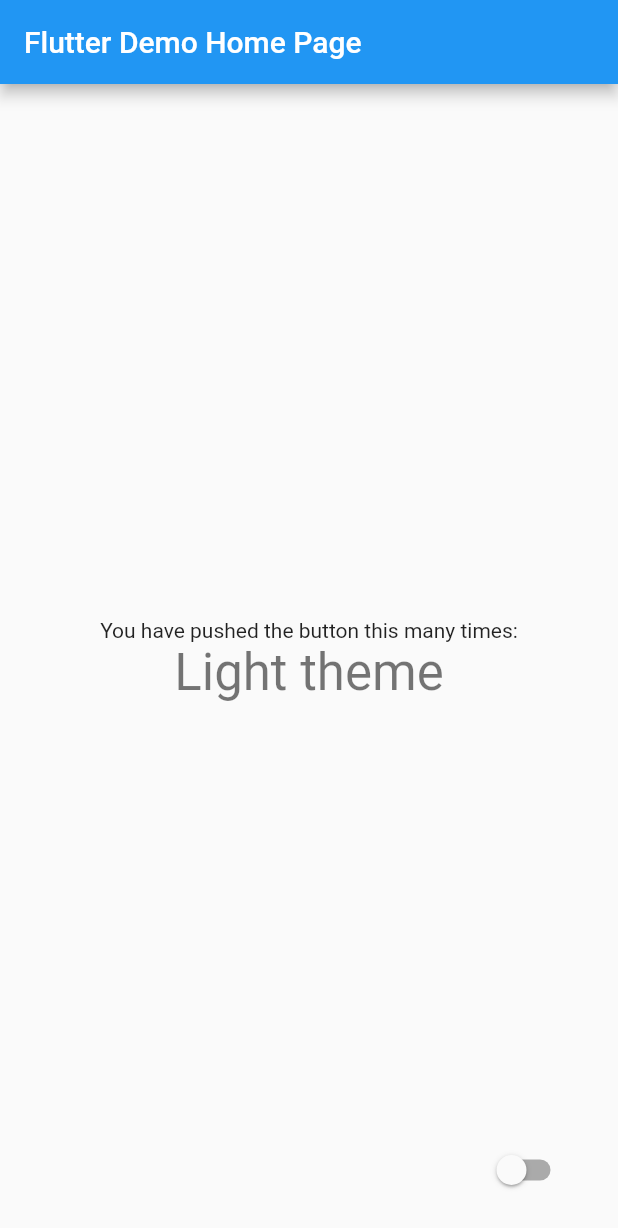
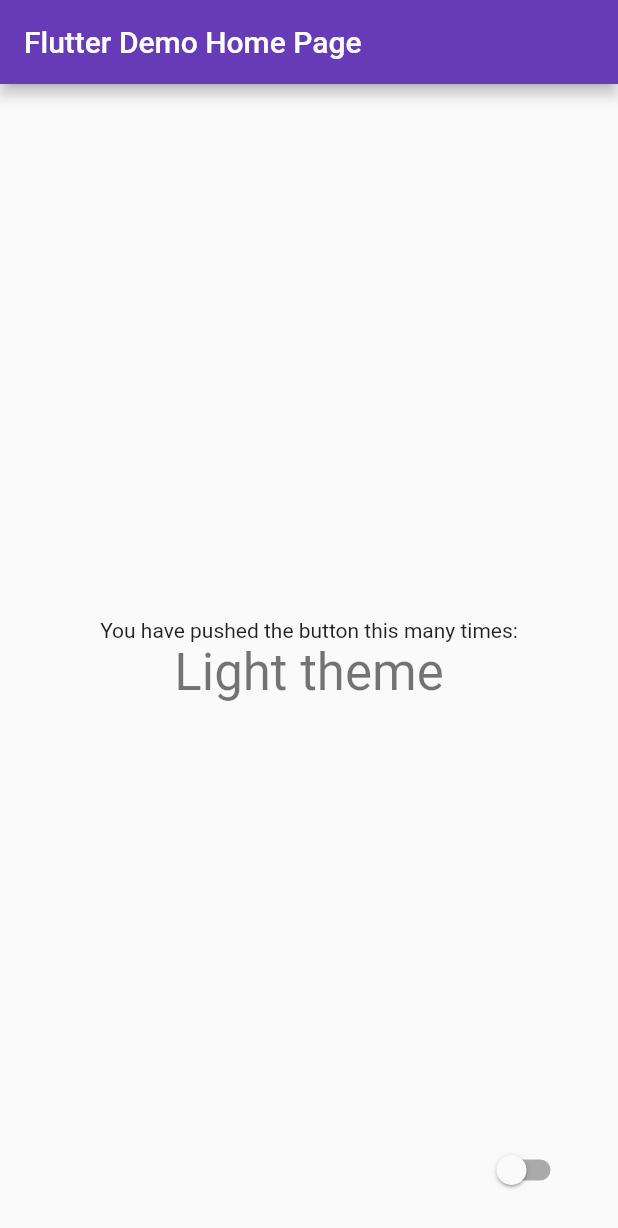
Before and after one commit to rabinacharya11/theme-switcher-flutter, a Flutter app: the screen it shows after launch, on a phone screen of 412 x 824 dp. Shown: the top 1228 px of the screen. Run offline on Flutter 3.47's test engine with Material 2 defaults, Android fonts, the phone set to English and light mode, and no system bars.

Commit message:
added own's primary colors

```diff
--- a/lib/main.dart
+++ b/lib/main.dart
@@ -19,14 +19,14 @@ class _MyAppState extends State<MyApp> {
   // This widget is the root of your application.
   @override
   void dispose() {
-  super.dispose();
-     _themeManager.removeListener(themeManager);
+    super.dispose();
+    _themeManager.removeListener(themeManager);
   }
 
   @override
   void initState() {
-  super.initState();
-_themeManager.addListener(themeManager);
+    super.initState();
+    _themeManager.addListener(themeManager);
   }
 
   themeManager() {
@@ -61,6 +61,7 @@ class _MyHomePageState extends State<MyHomePage> {
   Widget build(BuildContext context) {
     return Scaffold(
         appBar: AppBar(
+          backgroundColor: Theme.of(context).primaryColor,
           title: Text(widget.title),
         ),
         body: Center(
--- a/lib/theme/theme_constants.dart
+++ b/lib/theme/theme_constants.dart
@@ -1,9 +1,12 @@
 import 'package:flutter/material.dart';
 
+const PRIMARY_COLOR = Colors.deepPurple;
+
 ThemeData lightTheme = ThemeData(
-  brightness: Brightness.light
+  brightness: Brightness.light,
+  primaryColor: PRIMARY_COLOR,
+
 );
 
-ThemeData darkTheme = ThemeData(
-  brightness: Brightness.dark
-);
+ThemeData darkTheme =
+    ThemeData(brightness: Brightness.dark, primaryColor: Colors.black);
```
